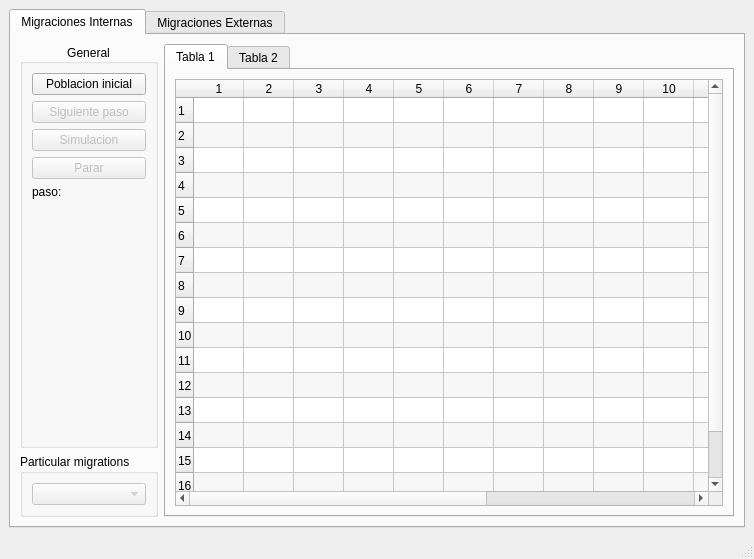
First picture: the form in UI/simulation_widget.ui, repository mario462/migrations-simulator, before the edit.
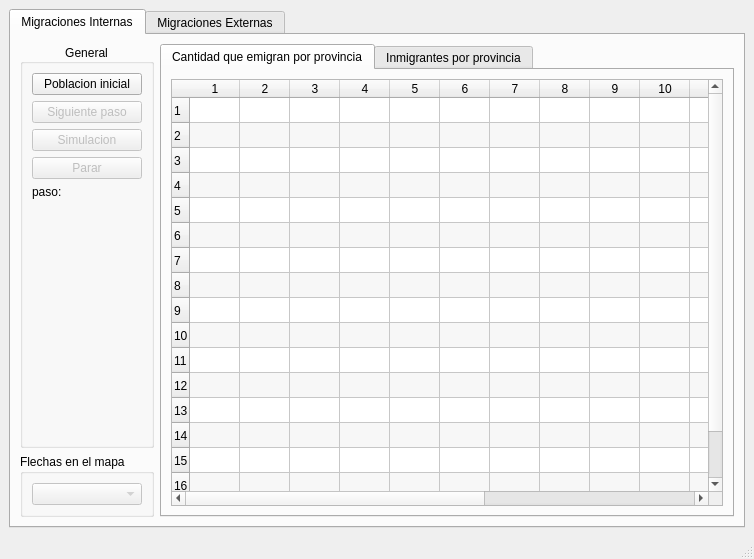
Second picture: the form after the edit.

Commit message: Cambie cosas en el mapa

What changed in the file:
```diff
--- a/UI/simulation_widget.ui
+++ b/UI/simulation_widget.ui
@@ -110,7 +110,7 @@
           </property>
           <widget class="QWidget" name="tab_3">
            <attribute name="title">
-            <string>Tabla 1</string>
+            <string>Cantidad que emigran por provincia</string>
            </attribute>
            <layout class="QVBoxLayout" name="verticalLayout_3">
             <item>
@@ -182,7 +182,7 @@
           </widget>
           <widget class="QWidget" name="tab_4">
            <attribute name="title">
-            <string>Tabla 2</string>
+            <string>Inmigrantes por provincia</string>
            </attribute>
            <layout class="QVBoxLayout" name="verticalLayout_4">
             <item>
@@ -257,7 +257,7 @@
         <item row="1" column="0">
          <widget class="QGroupBox" name="groupBox_2">
           <property name="title">
-           <string>Particular migrations</string>
+           <string>Flechas en el mapa</string>
           </property>
           <layout class="QVBoxLayout" name="verticalLayout_5">
            <item>
```
The commit also changes 3 other files.
